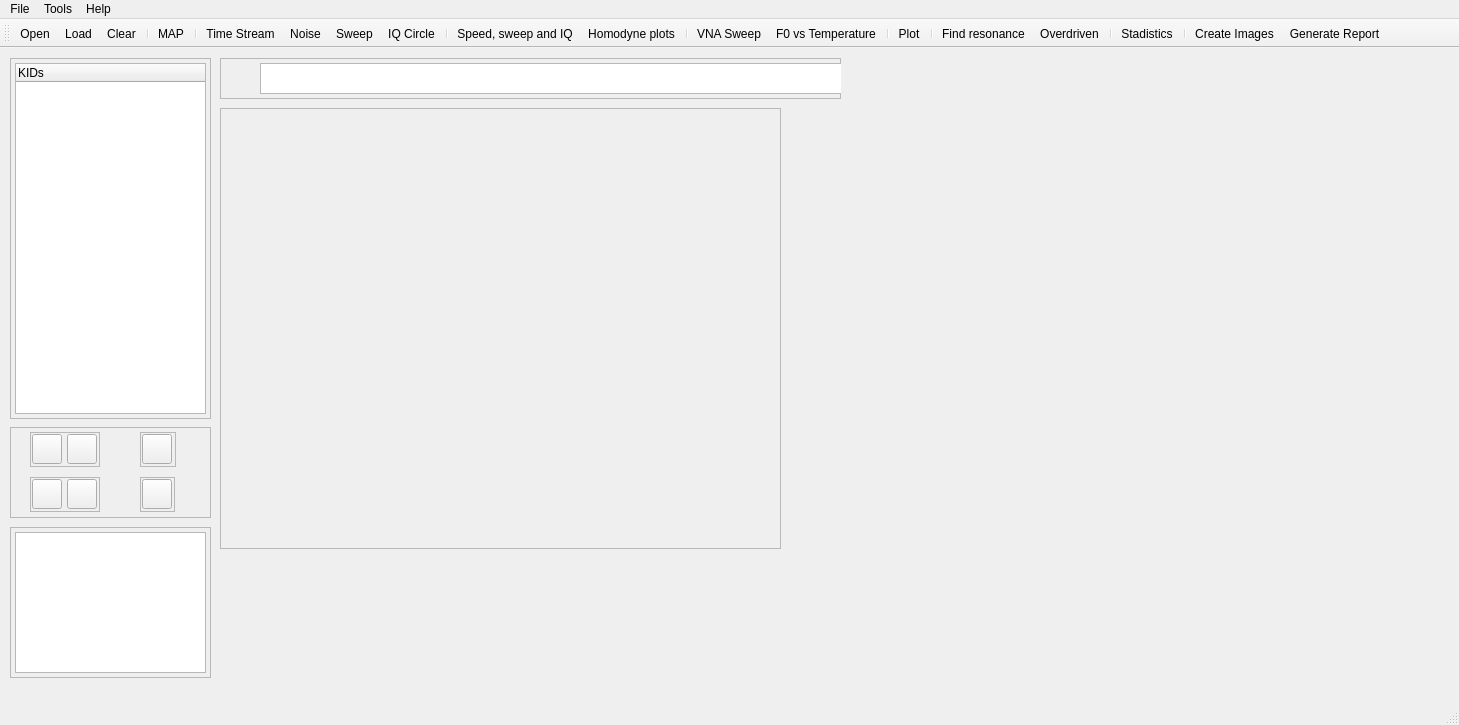
Above: gui/main.ui from MarcialX/KID_Analyser before the change. Below: the same form after it.
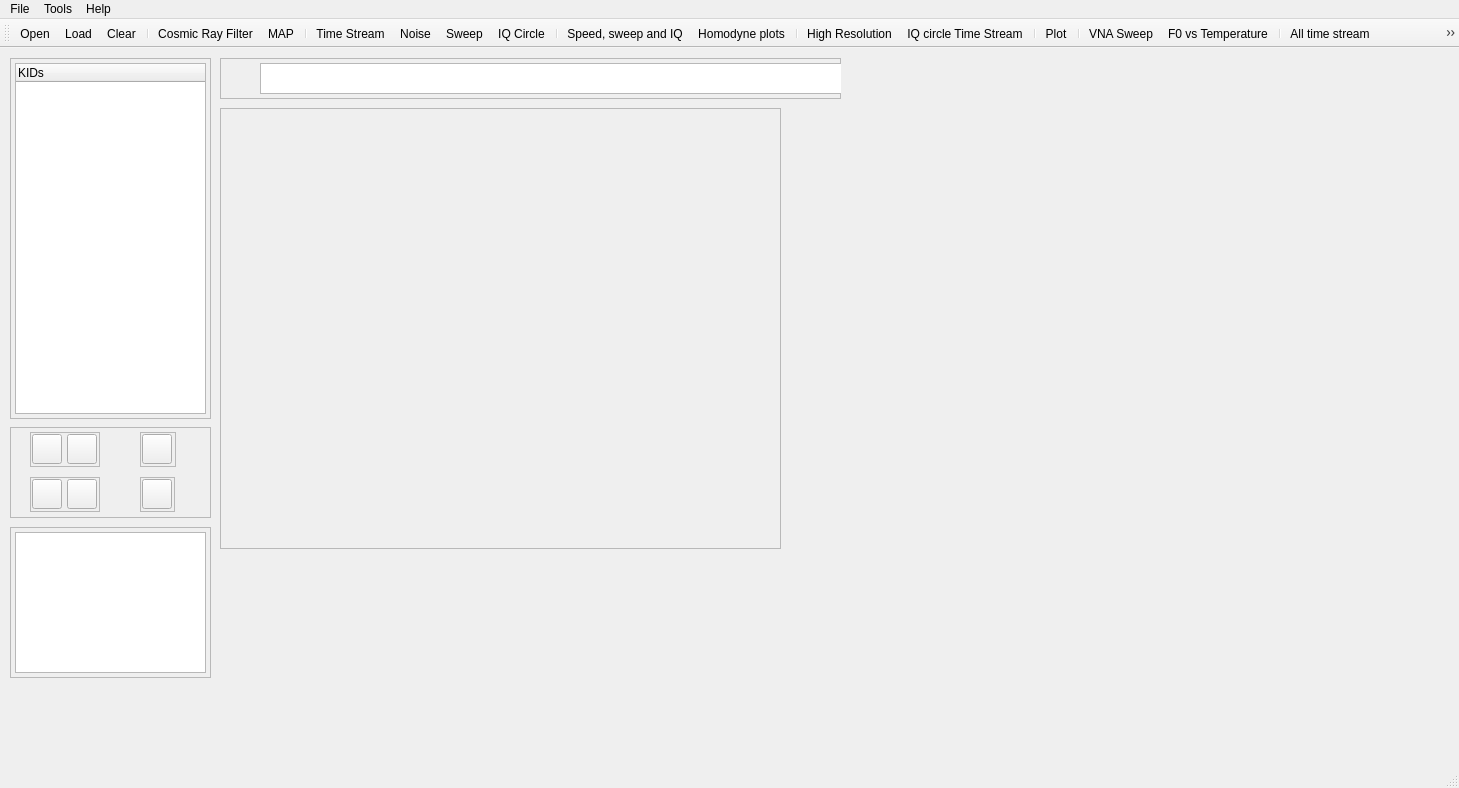
That is the form after the change. Icons and pictures are not drawn.

Commit message: last vesion, q factor, time stream analyzer and other functions added

Diff of the .ui file:
```diff
--- a/gui/main.ui
+++ b/gui/main.ui
@@ -10,7 +10,7 @@
     <x>0</x>
     <y>0</y>
     <width>1459</width>
-    <height>725</height>
+    <height>788</height>
    </rect>
   </property>
   <property name="windowTitle">
@@ -464,6 +464,7 @@
    <addaction name="actionLoad"/>
    <addaction name="actionClear"/>
    <addaction name="separator"/>
+   <addaction name="actionCosRay"/>
    <addaction name="actionMAPbar"/>
    <addaction name="separator"/>
    <addaction name="actionTimeStream"/>
@@ -474,12 +475,20 @@
    <addaction name="actionVNA_Plots"/>
    <addaction name="actionHomodynePlots"/>
    <addaction name="separator"/>
+   <addaction name="actionHR"/>
+   <addaction name="actionIQcircleTS"/>
+   <addaction name="separator"/>
+   <addaction name="actionPlot"/>
+   <addaction name="separator"/>
    <addaction name="actionVNA_Sweep"/>
    <addaction name="actionF0_vs_T"/>
    <addaction name="separator"/>
-   <addaction name="actionPlot"/>
+   <addaction name="actionAll_time_stream"/>
+   <addaction name="actionIQ_HR"/>
+   <addaction name="actionIQ_LR"/>
    <addaction name="separator"/>
    <addaction name="actionFindResonance"/>
+   <addaction name="actionQ_Factor"/>
    <addaction name="actionOverdriven"/>
    <addaction name="separator"/>
    <addaction name="actionStadistics"/>
@@ -693,6 +702,81 @@
     <string>F0 vs Temperature</string>
    </property>
   </action>
+  <action name="actionAll_time_stream">
+   <property name="icon">
+    <iconset>
+     <normaloff>../resources/all_ts.png</normaloff>../resources/all_ts.png</iconset>
+   </property>
+   <property name="text">
+    <string>All time stream</string>
+   </property>
+  </action>
+  <action name="actionQ_Factor">
+   <property name="checkable">
+    <bool>true</bool>
+   </property>
+   <property name="icon">
+    <iconset>
+     <normaloff>../resources/q_factor.png</normaloff>../resources/q_factor.png</iconset>
+   </property>
+   <property name="text">
+    <string>Q Factor</string>
+   </property>
+  </action>
+  <action name="actionHR">
+   <property name="checkable">
+    <bool>true</bool>
+   </property>
+   <property name="icon">
+    <iconset>
+     <normaloff>../resources/hd.png</normaloff>../resources/hd.png</iconset>
+   </property>
+   <property name="text">
+    <string>High Resolution</string>
+   </property>
+  </action>
+  <action name="actionIQ_HR">
+   <property name="icon">
+    <iconset>
+     <normaloff>../resources/high_res.png</normaloff>../resources/high_res.png</iconset>
+   </property>
+   <property name="text">
+    <string>IQ time stream HR</string>
+   </property>
+  </action>
+  <action name="actionIQ_LR">
+   <property name="icon">
+    <iconset>
+     <normaloff>../resources/low_res.png</normaloff>../resources/low_res.png</iconset>
+   </property>
+   <property name="text">
+    <string>IQ Time Stream LR</string>
+   </property>
+  </action>
+  <action name="actionIQcircleTS">
+   <property name="checkable">
+    <bool>true</bool>
+   </property>
+   <property name="icon">
+    <iconset>
+     <normaloff>../resources/iq_icon.jpg</normaloff>../resources/iq_icon.jpg</iconset>
+   </property>
+   <property name="text">
+    <string>IQ circle Time Stream</string>
+   </property>
+  </action>
+  <action name="actionCosRay">
+   <property name="checkable">
+    <bool>true</bool>
+   </property>
+   <property name="icon">
+    <iconset>
+     <normaloff>../resources/cosmic.png</normaloff>../resources/cosmic.png</iconset>
+   </property>
+   <property name="text">
+    <string>Cosmic Ray Filter</string>
+   </property>
+  </action>
  </widget>
  <resources/>
  <connections/>
```
Left out of the diff: 49 changed lines with no effect on the pictures. The commit also changes 15 other files.
